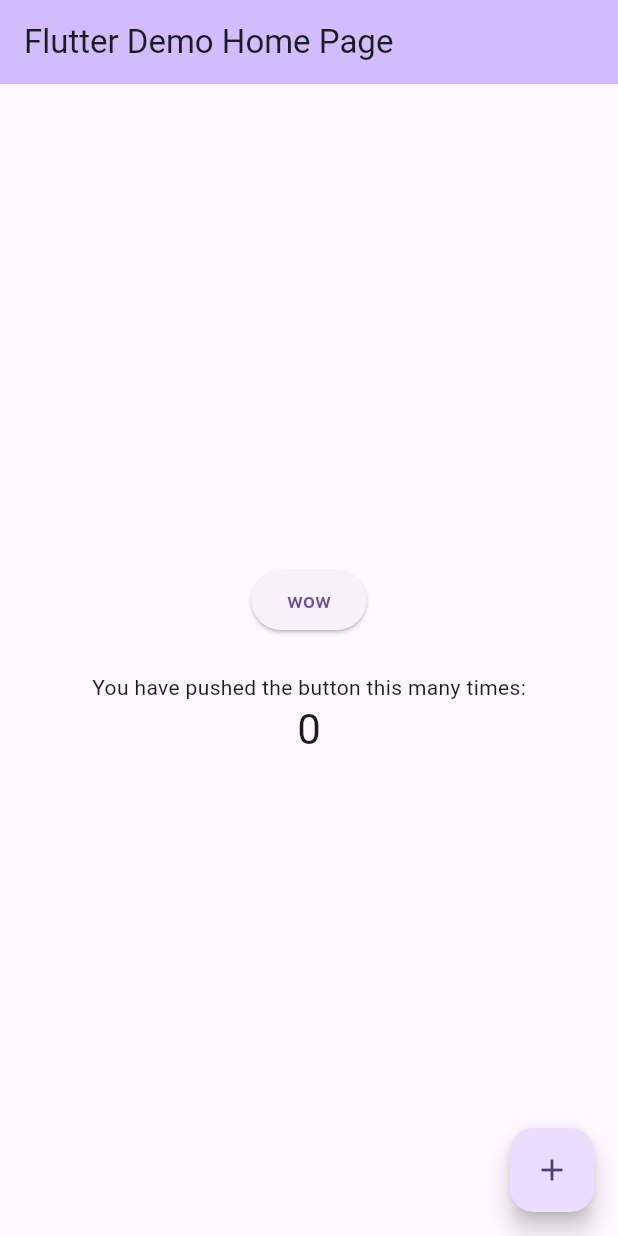
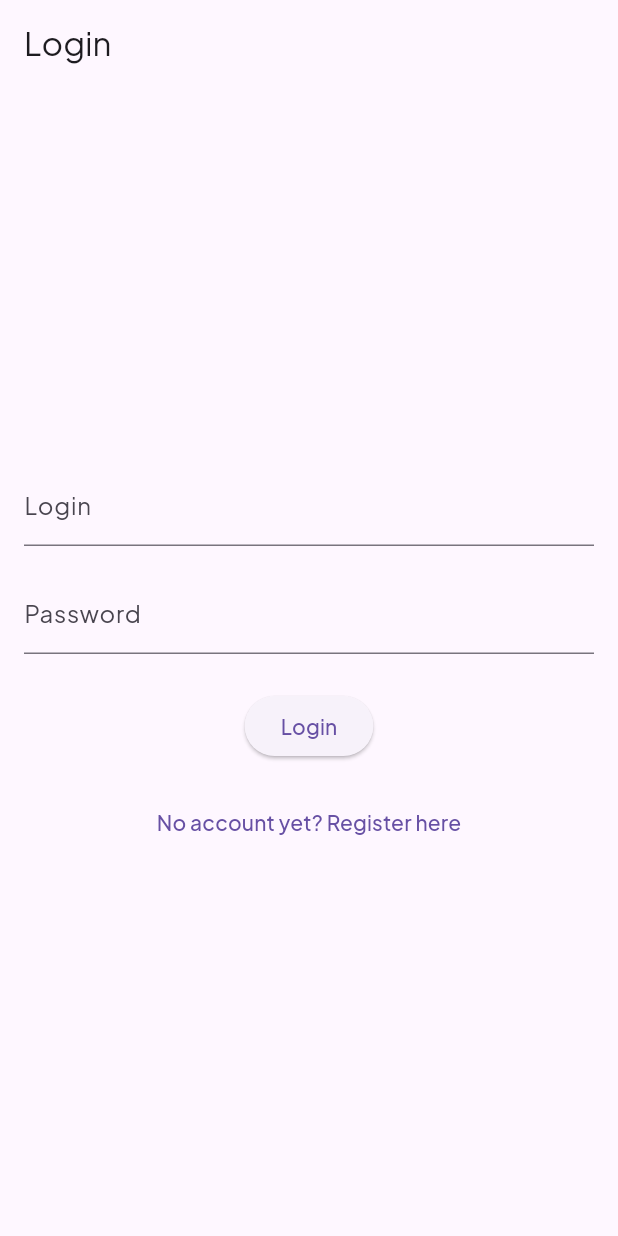
Before and after one commit to lolrepeatlol/lproject_cop4331, a Flutter app: the screen it shows after launch, on a phone screen of 412 x 824 dp. Run offline on Flutter 3.47's test engine with Material 3 defaults, Android fonts, the light colour scheme and no system bars; our stand-ins replace google_fonts, shared_preferences; missing offline and left inert: jwt_decode.

Commit message:
mobile: add login/register functionality

```diff
--- /dev/null
+++ b/mobile/lib/login_page.dart
@@ -0,0 +1,75 @@
+import 'package:flutter/material.dart';
+import 'register_page.dart';
+
+class LoginPage extends StatefulWidget {
+  final Future<void> Function({required String login, required String password}) onLogin;
+  const LoginPage({super.key, required this.onLogin});
+
+  @override
+  State<LoginPage> createState() => _LoginPageState();
+}
+
+class _LoginPageState extends State<LoginPage> {
+  final _userCtrl = TextEditingController();
+  final _passCtrl = TextEditingController();
+  String? _error;
+  bool _loading = false;
+
+  Future<void> _submit() async {
+    setState(() { _loading = true; _error = null; });
+    try {
+      await widget.onLogin(
+        login: _userCtrl.text.trim(),
+        password: _passCtrl.text,
+      );
+      // on success, MyApp rebuilds to HomeScreen
+    } catch (e) {
+      setState(() { _error = e.toString(); });
+    } finally {
+      setState(() { _loading = false; });
+    }
+  }
+
+  @override
+  Widget build(BuildContext ctx) {
+    return Scaffold(
+      appBar: AppBar(title: const Text('Login')),
+      body: Padding(
+        padding: const EdgeInsets.all(16),
+        child: Column(
+          mainAxisAlignment: MainAxisAlignment.center,
+          children: [
+            TextField(
+              controller: _userCtrl,
+              decoration: const InputDecoration(labelText: 'Login'),
+            ),
+            const SizedBox(height: 16),
+            TextField(
+              controller: _passCtrl,
+              decoration: const InputDecoration(labelText: 'Password'),
+              obscureText: true,
+            ),
+            if (_error != null) ...[
+              const SizedBox(height: 8),
+              Text(_error!, style: const TextStyle(color: Colors.red)),
+            ],
+            const SizedBox(height: 24),
+            ElevatedButton(
+              onPressed: _loading ? null : _submit,
+              child: _loading
+                  ? const CircularProgressIndicator()
+                  : const Text('Login'),
+            ),
+            const SizedBox(height: 16),
+            TextButton(
+              onPressed: () => Navigator.of(ctx).push(
+                MaterialPageRoute(builder: (_) => RegisterPage()),
+              ),
+              child: const Text('No account yet? Register here'),
+            ),
+          ],
+        ),
+      ),
+    );
+  }
+}
--- a/mobile/lib/main.dart
+++ b/mobile/lib/main.dart
@@ -1,127 +1,86 @@
 import 'package:flutter/material.dart';
+import 'package:google_fonts/google_fonts.dart';
+import 'package:shared_preferences/shared_preferences.dart';
+import 'services/auth_service.dart';
+import 'login_page.dart';
+import 'home_screen.dart';
 
-void main() {
-  runApp(const MyApp());
+void main() => runApp(const MyApp());
+
+class MyApp extends StatefulWidget {
+  const MyApp({super.key});
+
+  @override
+  State<MyApp> createState() => _MyAppState();
 }
 
-class MyApp extends StatelessWidget {
-  const MyApp({super.key});
-
-  // This widget is the root of your application.
-  @override
-  Widget build(BuildContext context) {
-    return MaterialApp(
-      title: 'Flutter Demo',
-      theme: ThemeData(
-        // This is the theme of your application.
-        //
-        // TRY THIS: Try running your application with "flutter run". You'll see
-        // the application has a purple toolbar. Then, without quitting the app,
-        // try changing the seedColor in the colorScheme below to Colors.green
-        // and then invoke "hot reload" (save your changes or press the "hot
-        // reload" button in a Flutter-supported IDE, or press "r" if you used
-        // the command line to start the app).
-        //
-        // Notice that the counter didn't reset back to zero; the application
-        // state is not lost during the reload. To reset the state, use hot
-        // restart instead.
-        //
-        // This works for code too, not just values: Most code changes can be
-        // tested with just a hot reload.
-        colorScheme: ColorScheme.fromSeed(seedColor: Colors.deepPurple),
-      ),
-      home: const MyHomePage(title: 'Flutter Demo Home Page'),
-    );
-  }
-}
-
-class MyHomePage extends StatefulWidget {
-  const MyHomePage({super.key, required this.title});
-
-  // This widget is the home page of your application. It is stateful, meaning
-  // that it has a State object (defined below) that contains fields that affect
-  // how it looks.
-
-  // This class is the configuration for the state. It holds the values (in this
-  // case the title) provided by the parent (in this case the App widget) and
-  // used by the build method of the State. Fields in a Widget subclass are
-  // always marked "final".
-
-  final String title;
+class _MyAppState extends State<MyApp> {
+  bool    isLoggedIn = false;
+  String? jwtToken, firstName, lastName;
+  int?    userId;
 
   @override
-  State<MyHomePage> createState() => _MyHomePageState();
-}
+  void initState() {
+    super.initState();
+    _restoreSession();
+  }
 
-class _MyHomePageState extends State<MyHomePage> {
-  int _counter = 0;
+  Future<void> _restoreSession() async {
+    final prefs = await SharedPreferences.getInstance();
+    final storedToken = prefs.getString('jwtToken');
+    setState(() {
+      isLoggedIn = (prefs.getBool('isLoggedIn') ?? false) && storedToken != null;
+      jwtToken   = storedToken;
+      firstName  = prefs.getString('firstName');
+      lastName   = prefs.getString('lastName');
+      userId     = prefs.getInt('userId');
+    });
+  }
 
-  void _incrementCounter() {
+  Future<void> _loginCallback({
+    required String login,
+    required String password,
+  }) async {
+    // call API
+    final data = await AuthService.login(login, password);
+
+    // persist for auto-login
+    final prefs = await SharedPreferences.getInstance();
+    await prefs.setBool('isLoggedIn', true);
+    await prefs.setString('jwtToken', data['jwtToken'] as String);
+    await prefs.setString('firstName', data['firstName'] as String);
+    await prefs.setString('lastName', data['lastName'] as String);
+    await prefs.setInt('userId', data['id'] as int);
+
     setState(() {
-      // This call to setState tells the Flutter framework that something has
-      // changed in this State, which causes it to rerun the build method below
-      // so that the display can reflect the updated values. If we changed
-      // _counter without calling setState(), then the build method would not be
-      // called again, and so nothing would appear to happen.
-      _counter++;
+      isLoggedIn = true;
+      jwtToken   = data['jwtToken'] as String;
+      firstName = (data['firstName'] as String?) ?? '';
+      lastName  = (data['lastName']  as String?) ?? '';
+      userId     = data['id'] as int;
     });
+  }
+
+  Future<void> _logout() async {
+    final prefs = await SharedPreferences.getInstance();
+    await prefs.clear();
+    setState(() => isLoggedIn = false);
   }
 
   @override
   Widget build(BuildContext context) {
-    // This method is rerun every time setState is called, for instance as done
-    // by the _incrementCounter method above.
-    //
-    // The Flutter framework has been optimized to make rerunning build methods
-    // fast, so that you can just rebuild anything that needs updating rather
-    // than having to individually change instances of widgets.
-    return Scaffold(
-      appBar: AppBar(
-        // TRY THIS: Try changing the color here to a specific color (to
-        // Colors.amber, perhaps?) and trigger a hot reload to see the AppBar
-        // change color while the other colors stay the same.
-        backgroundColor: Theme.of(context).colorScheme.inversePrimary,
-        // Here we take the value from the MyHomePage object that was created by
-        // the App.build method, and use it to set our appbar title.
-        title: Text(widget.title),
+    return MaterialApp(
+      title: 'Flutter Auth',
+      theme: ThemeData(
+        textTheme: GoogleFonts.plusJakartaSansTextTheme(),
       ),
-      body: Center(
-        // Center is a layout widget. It takes a single child and positions it
-        // in the middle of the parent.
-        child: Column(
-          // Column is also a layout widget. It takes a list of children and
-          // arranges them vertically. By default, it sizes itself to fit its
-          // children horizontally, and tries to be as tall as its parent.
-          //
-          // Column has various properties to control how it sizes itself and
-          // how it positions its children. Here we use mainAxisAlignment to
-          // center the children vertically; the main axis here is the vertical
-          // axis because Columns are vertical (the cross axis would be
-          // horizontal).
-          //
-          // TRY THIS: Invoke "debug painting" (choose the "Toggle Debug Paint"
-          // action in the IDE, or press "p" in the console), to see the
-          // wireframe for each widget.
-          mainAxisAlignment: MainAxisAlignment.center,
-          children: <Widget>[
-            ElevatedButton(
-              onPressed: _incrementCounter,
-              child: const Text('wow'),
-            ),
-            const SizedBox(height: 24),
-            const Text('You have pushed the button this many times:'),
-            Text(
-              '$_counter',
-              style: Theme.of(context).textTheme.headlineMedium,
-            ),
-          ],
-        ),
-      ),
-      floatingActionButton: FloatingActionButton(
-        onPressed: _incrementCounter,
-        tooltip: 'Increment',
-        child: const Icon(Icons.add),
-      ), // This trailing comma makes auto-formatting nicer for build methods.
+      home: isLoggedIn
+          ? HomeScreen(
+        onLogout: _logout,
+        firstName: firstName ?? '',
+        lastName : lastName  ?? '',
+      )
+          : LoginPage(onLogin: _loginCallback),
     );
   }
 }
--- /dev/null
+++ b/mobile/lib/services/auth_service.dart
@@ -0,0 +1,71 @@
+import 'dart:convert';
+import 'package:http/http.dart' as http;
+import 'package:jwt_decode/jwt_decode.dart';
+
+class AuthService {
+  static const _baseUrl = 'http://ucfgroup4.xyz';
+
+  static Future<Map<String, dynamic>> login(
+      String login,
+      String password,
+      ) async {
+    final resp = await http.post(
+      Uri.parse('$_baseUrl/api/login'),
+      headers: {'Content-Type': 'application/json'},
+      body: jsonEncode({'login': login, 'password': password}),
+    );
+
+    final dynamic data = jsonDecode(resp.body);
+
+    // Make sure it’s a JSON object
+    if (data is! Map) {
+      throw Exception('Unexpected response structure: $data');
+    }
+
+    if (resp.statusCode != 200) {
+      throw Exception(data['error'] ?? 'HTTP ${resp.statusCode}');
+    }
+
+    // The server calls it accessToken
+    final token = data['accessToken'] as String?;
+    if (token == null) throw Exception('login succeeded but no accessToken field');
+
+    // ---- Decode claims ----
+    final claims = Jwt.parseJwt(token);
+    final id        = claims['UserID'] as int?;
+    final firstName = claims['firstName'] as String?;
+    final lastName  = claims['lastName'] as String?;
+
+    return {
+      'jwtToken' : token,
+      'id'       : id,
+      'firstName': firstName,
+      'lastName' : lastName,
+    };
+  }
+
+  /// Calls POST /api/register
+  static Future<void> register({
+    required String firstName,
+    required String lastName,
+    required String login,
+    required String password,
+    required String email,
+  }) async {
+    final resp = await http.post(
+      Uri.parse('$_baseUrl/api/register'),
+      headers: {'Content-Type': 'application/json'},
+      body: jsonEncode({
+        'firstName': firstName,
+        'lastName': lastName,
+        'login': login,
+        'password': password,
+        'email': email,
+      }),
+    );
+    final data = jsonDecode(resp.body);
+    if (resp.statusCode != 201) {
+      throw Exception(data['error'] ?? 'Registration failed (${resp.statusCode})');
+    }
+  }
+}
--- a/mobile/pubspec.yaml
+++ b/mobile/pubspec.yaml
@@ -30,6 +30,10 @@
 dependencies:
   flutter:
     sdk: flutter
+  shared_preferences: ^2.5.3
+  http: ^1.4.0
+  jwt_decode: ^0.3.1
+  google_fonts: ^6.2.1
 
   # The following adds the Cupertino Icons font to your application.
   # Use with the CupertinoIcons class for iOS style icons.
```
Also changed, not shown: mobile/lib/home_screen.dart (added, +43 -0 lines), mobile/lib/register_page.dart (added, +132 -0 lines), mobile/pubspec.lock, 5 other files.
